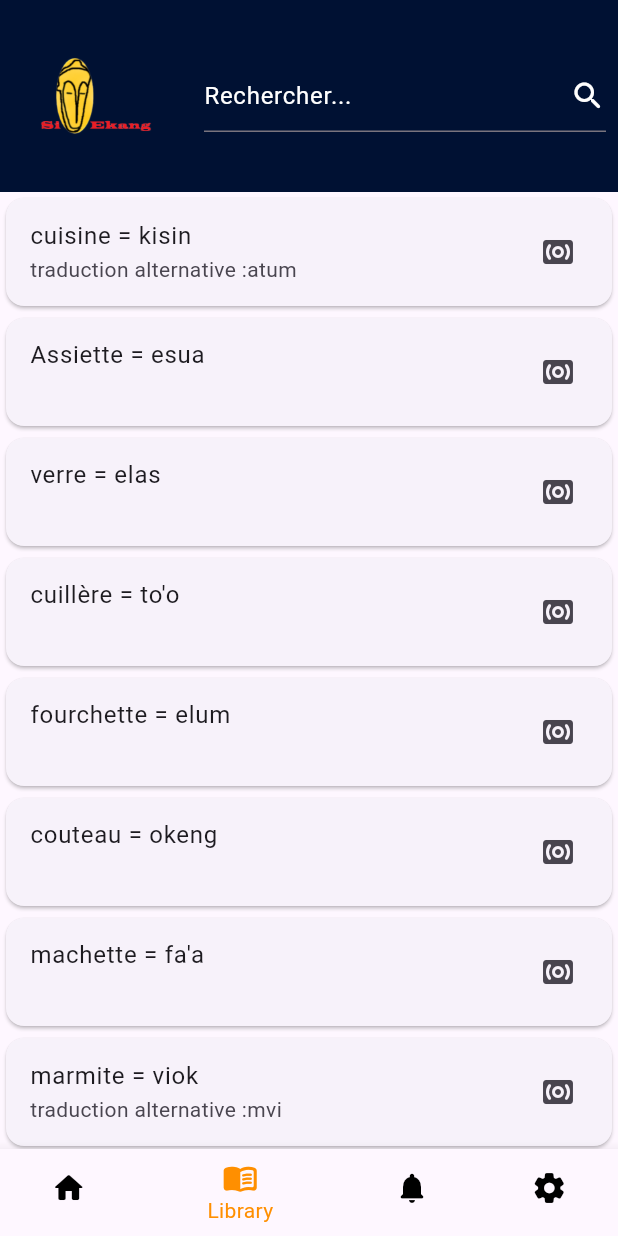
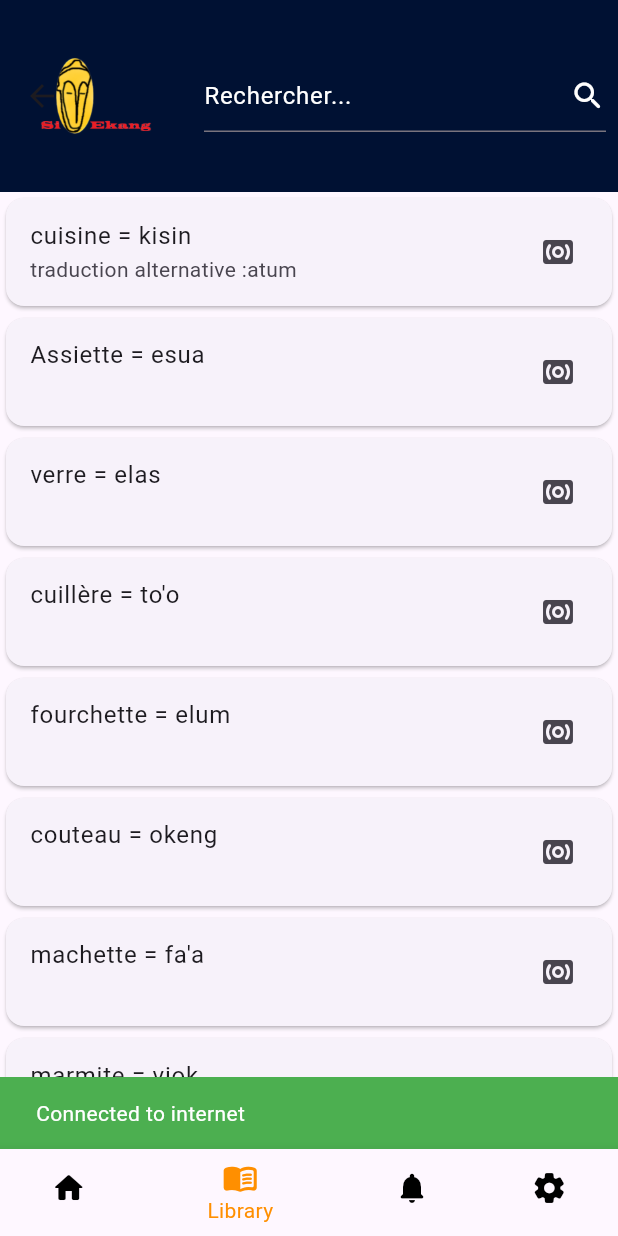
Before and after one commit to Si-Ekang/ekang_flutter, a Flutter app: the MainWidget screen opened directly, item 2 of the bottom bar chosen, on a phone screen of 412 x 824 dp. Run offline on Flutter 3.47's test engine with Material 3 defaults, Android fonts, the phone set to English and light mode, and no system bars; our stand-ins replace adaptive_theme, bloc, connectivity_plus, csv, dartz, equatable and 12 more; missing offline and left inert: audio_session, dart:ffi, fimber; accounts and stored records are empty; project files that could hold a hidden picture were left out.

Commit message:
master : improve main widgets and bloc

```diff
--- a/lib/features/main/presentation/bloc/main_event.dart
+++ b/lib/features/main/presentation/bloc/main_event.dart
@@ -11,9 +11,7 @@
 class SelectCategory extends MainEvent {
   final int idSelected;
 
-  SelectCategory({
-    required this.idSelected,
-  });
+  SelectCategory({required this.idSelected});
 
   @override
   List<Object?> get props => [idSelected];
--- a/lib/features/main/presentation/pages/main_page.dart
+++ b/lib/features/main/presentation/pages/main_page.dart
@@ -10,13 +10,13 @@
   // This widget is the root of your application.
   @override
   Widget build(BuildContext context) {
-    return MultiBlocProvider(
+    return /*MultiBlocProvider(
       providers: [
         BlocProvider<MainBloc>(
           create: (context) => MainBloc()..add(GetCategories()),
         ),
       ],
-      child: const MaterialApp(home: MainWidget()),
-    );
+      child: const MaterialApp(home:*/ MainWidget()/*),
+    )*/;
   }
 }
--- /dev/null
+++ b/lib/features/main/presentation/widgets/main_bottom_navigation_bar.dart
@@ -0,0 +1,57 @@
+import 'package:ekang_flutter/core/utils/constants.dart';
+import 'package:ekang_flutter/core/widgets/widgets.dart';
+import 'package:fimber/fimber.dart';
+
+typedef OnNavigationItemSelected = Function(int bottomBarItemIndex);
+
+class MainBottomNavigationBarWidget extends StatefulWidget {
+  final List<BottomNavigationBarItem> _bottomNavigationList =
+      <BottomNavigationBarItem>[
+    BottomNavigationBarItem(
+      icon: Icon(Icons.home_rounded),
+      label: Constants.homeTitle,
+    ),
+    BottomNavigationBarItem(
+      icon: Icon(Icons.menu_book_rounded),
+      label: Constants.libraryTitle,
+    ),
+    BottomNavigationBarItem(
+      icon: Icon(Icons.notifications_rounded),
+      label: Constants.notificationsTitle,
+    ),
+    BottomNavigationBarItem(
+      icon: Icon(Icons.settings_rounded),
+      label: Constants.settingsTitle,
+    ),
+  ];
+
+  final int selectedIndex;
+  final OnNavigationItemSelected onNavigationItemSelected;
+
+  MainBottomNavigationBarWidget({
+    super.key,
+    required this.selectedIndex,
+    required this.onNavigationItemSelected,
+  });
+
+  @override
+  State<MainBottomNavigationBarWidget> createState() =>
+      _MainBottomNavigationBarWidgetState();
+}
+
+class _MainBottomNavigationBarWidgetState
+    extends State<MainBottomNavigationBarWidget> {
+  @override
+  Widget build(BuildContext context) {
+    return BottomNavigationBar(
+      items: widget._bottomNavigationList,
+      currentIndex: widget.selectedIndex,
+      unselectedItemColor: Colors.black,
+      selectedItemColor: Colors.amber[800],
+      onTap: (index) {
+        Fimber.i("onTap() | index selected : $index");
+        widget.onNavigationItemSelected(index);
+      },
+    );
+  }
+}
--- /dev/null
+++ b/lib/features/main/presentation/widgets/main_content_widget.dart
@@ -0,0 +1,35 @@
+import 'package:ekang_flutter/core/widgets/widgets.dart';
+import 'package:ekang_flutter/features/home/home.dart';
+import 'package:ekang_flutter/features/library/library.dart';
+import 'package:ekang_flutter/features/notifications/notifications.dart';
+import 'package:ekang_flutter/features/settings/settings.dart';
+
+class MainContentWidget extends StatefulWidget {
+  int currentIndex = 0;
+
+  final List<Widget> _pagesOptions = <Widget>[
+    const HomePage(),
+    const LibraryPage(),
+    const NotificationPage(),
+    const SettingsPage(),
+  ];
+
+  MainContentWidget({super.key, required this.currentIndex});
+
+  @override
+  State<MainContentWidget> createState() => _MainContentWidgetState();
+}
+
+class _MainContentWidgetState extends State<MainContentWidget> {
+  @override
+  Widget build(BuildContext context) {
+    return IndexedStack(
+      alignment: Alignment.center,
+      children: [
+        Center(
+          child: widget._pagesOptions.elementAt(widget.currentIndex),
+        )
+      ],
+    );
+  }
+}
--- a/lib/features/main/presentation/widgets/main_widget.dart
+++ b/lib/features/main/presentation/widgets/main_widget.dart
@@ -3,10 +3,13 @@
 
 import 'package:connectivity_plus/connectivity_plus.dart';
 import 'package:ekang_flutter/core/network/connectvity_controller.dart';
+import 'package:ekang_flutter/core/ui/snackbar_manager.dart';
 import 'package:ekang_flutter/core/utils/constants.dart';
 import 'package:ekang_flutter/features/home/home.dart';
 import 'package:ekang_flutter/features/library/library.dart';
 import 'package:ekang_flutter/features/main/presentation/bloc/main_bloc.dart';
+import 'package:ekang_flutter/features/main/presentation/widgets/main_bottom_navigation_bar.dart';
+import 'package:ekang_flutter/features/main/presentation/widgets/main_content_widget.dart';
 import 'package:ekang_flutter/features/notifications/notifications.dart';
 import 'package:ekang_flutter/features/settings/settings.dart';
 import 'package:fimber/fimber.dart';
@@ -82,80 +85,74 @@
   }
 
   @override
+  void didChangeDependencies() {
+    super.didChangeDependencies();
+    Fimber.d("didChangeDependencies()");
+  }
+
+  @override
+  void didUpdateWidget(covariant MainWidget oldWidget) {
+    super.didUpdateWidget(oldWidget);
+    Fimber.d("didUpdateWidget()");
+  }
+
+  @override
   Widget build(BuildContext context) {
+    String networkStatusMessage;
+
     return ValueListenableBuilder(
       valueListenable: connectivityController.isConnected,
       builder: (context, value, child) {
         if (!value) {
-            Fimber.e('Not connected');
+          networkStatusMessage = "No Internet Connection";
+          Fimber.e(
+              "ValueListenableBuilder | network status message : $networkStatusMessage");
+          SnackBarManager().showErrorSnackBar(
+            message: networkStatusMessage,
+            context: context,
+          );
         } else {
-            Fimber.d('connected');
+          networkStatusMessage = "Connected to internet";
+          Fimber.i(
+              "ValueListenableBuilder | network status message : $networkStatusMessage");
+          SnackBarManager().showSuccessSnackBar(
+            message: networkStatusMessage,
+            context: context,
+          );
         }
 
         return SafeArea(
             child: Scaffold(
-            body: BlocBuilder<MainBloc, MainState>(
-                buildWhen: (previous, current) =>
-                    previous.idSelected != current.idSelected,
+          body: BlocConsumer<MainBloc, MainState>(
+            listener: (context, state) {
+              if (kDebugMode) {
+                Fimber.d("build | BlocConsumer | state: $state");
+              }
+            },
             builder: (context, state) {
-                  switch (state.idSelected) {
-                    case 0:
-                      {
+              return MainContentWidget(currentIndex: state.idSelected);
+            },
+          ),
+          bottomNavigationBar: BlocConsumer<MainBloc, MainState>(
+            listener: (context, state) {
               if (kDebugMode) {
-                          Fimber.d(
-                              '_MainPage | BlocBuilder | state is HomeState');
+                Fimber.d("build | BlocConsumer | state: $state");
               }
-                      }
-                      break;
-                    case 1:
-                      {
-                        if (kDebugMode) {
-                          Fimber.d(
-                              '_MainPage | BlocBuilder | state is LibraryState');
-                        }
-                      }
-                      break;
-                    case 2:
-                      {
-                        if (kDebugMode) {
-                          Fimber.d(
-                              '_MainPage | BlocBuilder | state is NotificationState');
-                        }
-                      }
-                      break;
-                    case 3:
-                      {
-                        if (kDebugMode) {
-                          Fimber.d(
-                              '_MainPage | BlocBuilder | state is ProfileState');
-                        }
-                      }
-                      break;
-                    default:
-                      {
-                        if (kDebugMode) {
-                          Fimber.e(
-                              '_MainPage | BlocBuilder | default case | $state');
-                        }
-                      }
-                      break;
-                  }
-                  return Center(
-                    child: _pagesOptions.elementAt(_selectedIndex),
-                  );
-                }),
-            bottomNavigationBar: BottomNavigationBar(
-              items: _bottomNavigationList,
-              currentIndex: _selectedIndex,
-              unselectedItemColor: Colors.black,
-              selectedItemColor: Colors.amber[800],
-              onTap: (index) {
-                if (kDebugMode) log('onTap()');
-                _onItemTapped(index);
+            },
+            builder: (context, state) {
+              return MainBottomNavigationBarWidget(
+                  selectedIndex: state.idSelected,
+                  onNavigationItemSelected: (itemIndex) {
+                    // Update MainBloc state
+                    context
+                        .read<MainBloc>()
+                        .add(SelectCategory(idSelected: itemIndex));
+                  });
             },
           ),
         ));
-        });
+      },
+    );
   }
 
   @override
@@ -198,16 +195,6 @@
     });
   }
 
-  void _onItemTapped(int index) {
-    if (kDebugMode) log('_onItemTapped() | index : $index');
-    setState(() {
-      _selectedIndex = index;
-    });
-
-    // Update MainBloc state
-    context.read<MainBloc>().add(SelectCategory(idSelected: _selectedIndex));
-  }
-
   static void _updateLibraryList(String newText) {
     // Check state nullability
     if (null != libraryKey.currentState) {
```
Lines whose indentation alone changed are shown as unchanged.
